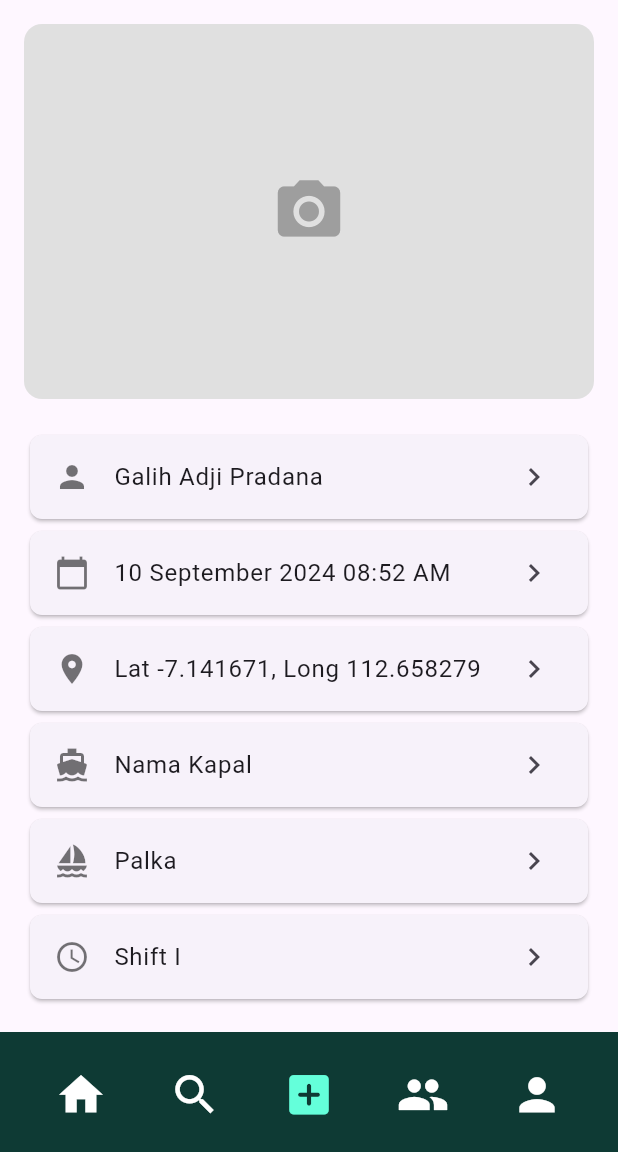
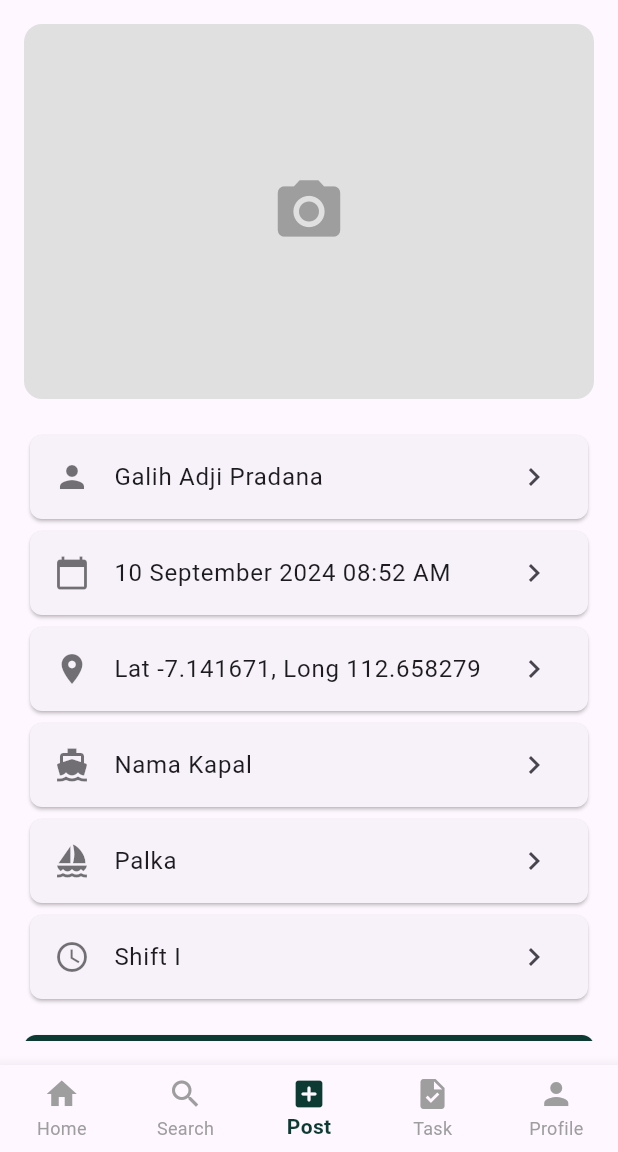
Before and after one commit to akbaridc/cacoon, a Flutter app: the MainNavigationBarView screen opened by its route, item 3 of the bottom bar chosen, on a phone screen of 412 x 824 dp, the part 84-1236 px from its top. Run offline on Flutter 3.47's test engine with Material 3 defaults, Android fonts, the phone set to English and light mode, and no system bars; our stand-ins replace geolocator, get, google_fonts, image_picker, permission_handler, shared_preferences; accounts and stored records are empty; network calls fail.

Commit message:
handling boot

```diff
--- a/lib/app/modules/login/controllers/login_controller.dart
+++ b/lib/app/modules/login/controllers/login_controller.dart
@@ -8,8 +8,8 @@ import 'package:get/get.dart';
 import 'package:http/http.dart' as http;
 
 class LoginController extends GetxController {
-  final emailController = TextEditingController();
-  final passwordController = TextEditingController();
+  final emailController = TextEditingController(text: 'ryan@gmail.com');
+  final passwordController = TextEditingController(text: '12345678');
 var isLoading = false.obs;
   final isPasswordHidden = true.obs;
 
--- a/lib/app/modules/navigation_bar/views/navigation_bar_view.dart
+++ b/lib/app/modules/navigation_bar/views/navigation_bar_view.dart
@@ -10,8 +10,6 @@ import '../../profile/views/profile_view.dart';
 class MainNavigationBarView extends GetView<NavigationBarController> {
   MainNavigationBarView({super.key});
 
-  static const Color darkGreen = Color(0xFF0E3A34);
-
   final List<Widget> pages = [
     const HomeView(),
     const SearchBoatView(),
@@ -23,39 +21,38 @@ class MainNavigationBarView extends GetView<NavigationBarController> {
   @override
   Widget build(BuildContext context) {
     return Obx(() => Scaffold(
-          backgroundColor: darkGreen,
           body: pages[controller.currentIndex.value],
-          bottomNavigationBar: BottomAppBar(
-            color: darkGreen,
-            shape: const CircularNotchedRectangle(),
-            notchMargin: 10,
-            child: Row(
-              mainAxisAlignment: MainAxisAlignment.spaceAround,
-              children: [
-                _navItem(icon: Icons.home, index: 0),
-                _navItem(icon: Icons.search, index: 1),
-                _navItem(icon: Icons.add_box_rounded, index: 2),
-                _navItem(icon: Icons.group, index: 3),
-                _navItem(icon: Icons.person, index: 4),
+          bottomNavigationBar: BottomNavigationBar(
+            currentIndex: controller.currentIndex.value,
+            onTap: controller.changeTabIndex,
+            selectedItemColor: const Color(0xFF0E3A34), // Dark green saat active
+            unselectedItemColor: Colors.grey,
+            selectedLabelStyle: const TextStyle(fontWeight: FontWeight.bold),
+            unselectedLabelStyle: const TextStyle(fontWeight: FontWeight.normal),
+            type: BottomNavigationBarType.fixed,
+            items: const [
+              BottomNavigationBarItem(
+                icon: Icon(Icons.home),
+                label: 'Home',
+              ),
+              BottomNavigationBarItem(
+                icon: Icon(Icons.search),
+                label: 'Search',
+              ),
+              BottomNavigationBarItem(
+                icon: Icon(Icons.add_box_rounded), // Sesuaikan dengan Reels Icon
+                label: 'Post',
+              ),
+              BottomNavigationBarItem(
+                icon: Icon(Icons.task),
+                label: 'Task',
+              ),
+              BottomNavigationBarItem(
+                icon: Icon(Icons.person),
+                label: 'Profile',
+              ),
             ],
-            ),
           ),
         ));
   }
-
-  Widget _navItem({required IconData icon, required int index}) {
-    final isActive = controller.currentIndex.value == index;
-
-    return GestureDetector(
-      onTap: () => controller.changeTabIndex(index),
-      child: Padding(
-        padding: const EdgeInsets.symmetric(vertical: 12.0, horizontal: 16),
-        child: Icon(
-          icon,
-          size: 35,
-          color: isActive ? Colors.tealAccent : Colors.white,
-        ),
-      ),
-    );
 }
-}
--- a/lib/app/modules/profile/views/profile_view.dart
+++ b/lib/app/modules/profile/views/profile_view.dart
@@ -63,7 +63,7 @@ class ProfileView extends GetView<ProfileController> {
 
   @override
   Widget build(BuildContext context) {
-    controller.onInit(); // Ensure controller is initialized
+    // controller.onInit(); // Ensure controller is initialized
     return Scaffold(
       backgroundColor: Colors.white,
       appBar: AppBar(
--- a/lib/app/modules/verify_otp/controllers/verify_otp_controller.dart
+++ b/lib/app/modules/verify_otp/controllers/verify_otp_controller.dart
@@ -102,6 +102,8 @@ class VerifyOtpController extends GetxController {
           data['user']['employee']['department_name'] ?? '',
           data['user']['employee']['position_title'] ?? '',
         );
+
+        print(await SessionHelper.getAccessToken());
         ScaffoldMessenger.of(
           Get.context!,
         ).showSnackBar(SnackBar(content: Text("Token berhasil diverifikasi!")));
--- a/lib/constants/api_endpoint.dart
+++ b/lib/constants/api_endpoint.dart
@@ -1,9 +1,11 @@
 class ApiEndpoint {
   // static const baseUrl = '';
-  static const baseUrl = 'http://10.14.20.94:8000';
-  // static const baseUrl = 'http://192.168.100.37:8000';
+  // static const baseUrl = 'http://10.14.20.94:8000';
+  static const baseUrl = 'http://192.168.100.37:8000';
   static const prefix = '/api';
   static const assetsPrefix = '';
   static const login = '$prefix/login';
   static const verifyToken = '$prefix/verify-token';
+
+  static const boat = '$prefix/boats';
 }
```
Also changed, not shown: lib/app/data/boat_model.dart (added, +49 -0 lines), lib/app/modules/home/controllers/home_controller.dart (+42 -13 lines), lib/app/modules/home/views/home_view.dart (+70 -95 lines), lib/app/modules/navigation_bar/bindings/navigation_bar_binding.dart (+6 -6 lines), lib/app/modules/search_boat/controllers/search_boat_controller.dart (+81 -18 lines), lib/app/modules/search_boat/views/search_boat_view.dart (+41 -16 lines). Lines whose indentation alone changed are shown as unchanged.
